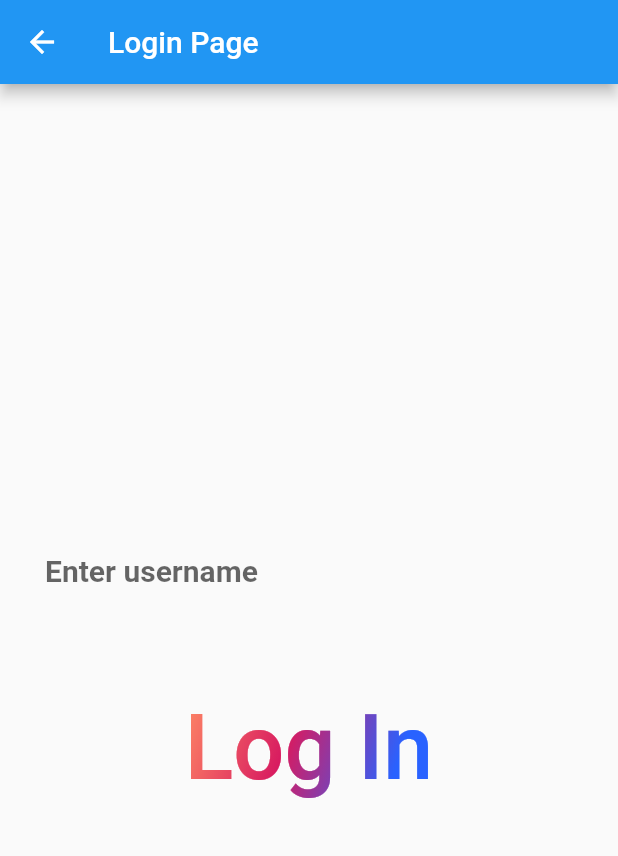
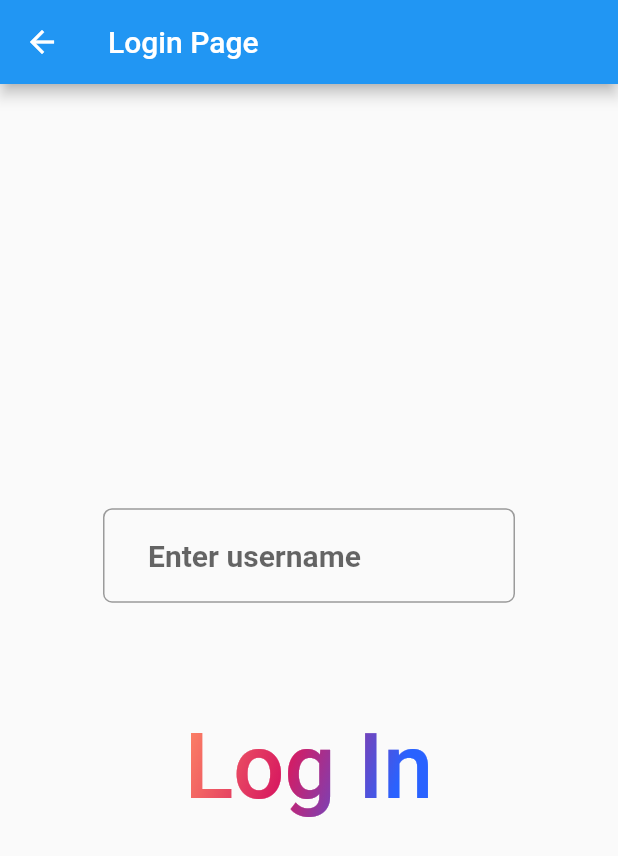
Before and after one commit to KumarSunil17/flutter_shared_pref, a Flutter app: the LoginPage screen opened by its route, on a phone screen of 412 x 824 dp. Shown: the top 856 px of the screen. Run offline on Flutter 3.47's test engine with Material 2 defaults, Android fonts, the phone set to English and light mode, and no system bars; our stand-ins replace shared_preferences; accounts and stored records are empty.

Commit message:
initial commit

```diff
--- a/lib/pages/login_page.dart
+++ b/lib/pages/login_page.dart
@@ -55,24 +55,37 @@ class _LoginPageState extends State<LoginPage> {
       body: Column(
         mainAxisAlignment: MainAxisAlignment.center,
         children: <Widget>[
-          TextField(
+          Container(
+            width: MediaQuery.of(context).size.width/1.5,
+            height: MediaQuery.of(context).size.height/10,
+            margin: EdgeInsets.only(
+              bottom: 5.0,
+              left: MediaQuery.of(context).size.width/10,
+              right: MediaQuery.of(context).size.width/10,
+              top: 5.0,
+            ),
+            child: TextField(
               keyboardType: TextInputType.text,
-            style: TextStyle(
-                fontSize: 22.0,
-                color: Colors.black
+              controller: _usernameController,
+              style: TextStyle(fontSize: 20.0,
+                  decorationColor: Colors.blueGrey
               ),
-            controller: _usernameController,
               decoration: InputDecoration(
-                border: InputBorder.none,
+                  border: OutlineInputBorder(
+                    borderRadius:BorderRadius.circular(6.0),
+                  ),
                   hintText: 'Enter username',
                   hintStyle: TextStyle(
                       fontSize: 20.0,
                       fontWeight: FontWeight.bold
                   ),
                   contentPadding: EdgeInsets.symmetric(
-                    horizontal: 30.0, vertical: 20.0)
+                    horizontal: 30.0, vertical: 20.0,
+                  )
               ),
             ),
+          ),
+
           SizedBox(
             height: 50.0,
           ),
```
Also changed, not shown: lib/pages/profile_page.dart (+6 -6 lines). Lines whose indentation alone changed are shown as unchanged.
